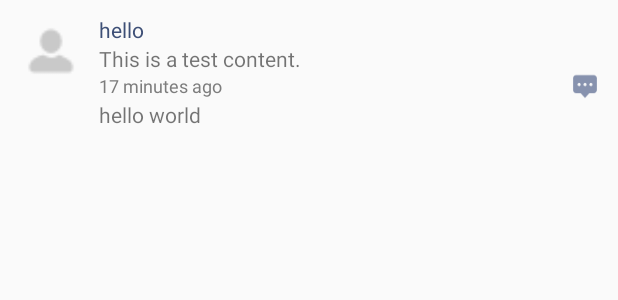
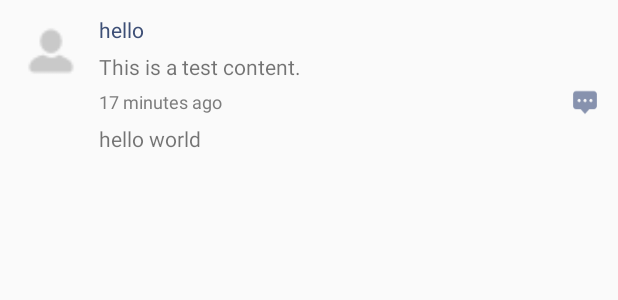
Before and after one commit to heyzqt/WeChatMoments, an Android app: the layout item_listview.xml on its own in the app's theme, with its tools: preview values and no code run, on a phone screen of 412 x 824 dp. Shown: the top 300 px of the screen. Run offline under Robolectric (Android 15) with nearby library versions, the light colour scheme and no system bars.

Commit message:
处理GridView嵌套listview只显示一行问题，添加9宫格图片加载时的显示图片

```diff
--- a/app/src/main/java/com/heyzqt/wechatmoments/adapter/MomentsAdapter.java
+++ b/app/src/main/java/com/heyzqt/wechatmoments/adapter/MomentsAdapter.java
@@ -8,7 +8,6 @@
 import android.view.View;
 import android.view.ViewGroup;
 import android.widget.BaseAdapter;
-import android.widget.GridView;
 import android.widget.ImageView;
 import android.widget.LinearLayout;
 import android.widget.TextView;
@@ -17,6 +16,7 @@
 import com.heyzqt.wechatmoments.R;
 import com.heyzqt.wechatmoments.bean.MomentBean;
 import com.heyzqt.wechatmoments.util.GlideApp;
+import com.heyzqt.wechatmoments.widget.MomentsGridView;
 
 import java.util.List;
 
@@ -117,7 +117,7 @@
 		TextView content;
 
 		@BindView(R.id.gridview)
-		GridView gridview;
+		MomentsGridView gridview;
 
 		@BindView(R.id.one_pic)
 		ImageView oneBigPicView;
--- a/app/src/main/res/drawable/temp_pic.xml
+++ b/app/src/main/res/drawable/temp_pic.xml
@@ -4,4 +4,8 @@
 
     <solid android:color="@color/temp_pic"/>
 
+    <size
+        android:width="100dp"
+        android:height="100dp"/>
+
 </shape>
--- a/app/src/main/res/layout/item_gridview.xml
+++ b/app/src/main/res/layout/item_gridview.xml
@@ -1,6 +1,6 @@
 <?xml version="1.0" encoding="utf-8"?>
 <ImageView xmlns:android="http://schemas.android.com/apk/res/android"
            android:id="@+id/image"
-           android:layout_width="@dimen/moment_pic_width"
+           android:layout_width="wrap_content"
            android:layout_height="@dimen/momnet_pic_height"
            android:scaleType="centerCrop"/>
--- a/app/src/main/res/layout/item_listview.xml
+++ b/app/src/main/res/layout/item_listview.xml
@@ -34,15 +34,18 @@
             android:id="@+id/content"
             android:layout_width="wrap_content"
             android:layout_height="wrap_content"
+            android:layout_marginTop="@dimen/moment_content_spacing"
             android:textSize="@dimen/font_normal"
             tools:text="This is a test content."/>
 
-        <GridView
+        <com.heyzqt.wechatmoments.widget.MomentsGridView
             android:id="@+id/gridview"
             android:layout_width="wrap_content"
             android:layout_height="wrap_content"
+            android:layout_marginTop="@dimen/moment_content_spacing"
             android:horizontalSpacing="@dimen/horizontalSpacing"
             android:numColumns="3"
+            android:scrollbars="none"
             android:verticalSpacing="@dimen/verticalSpacing"
             android:visibility="gone"/>
 
@@ -50,11 +53,13 @@
             android:id="@+id/one_pic"
             android:layout_width="wrap_content"
             android:layout_height="wrap_content"
+            android:layout_marginTop="@dimen/moment_content_spacing"
             android:visibility="gone"/>
 
         <RelativeLayout
             android:layout_width="match_parent"
-            android:layout_height="wrap_content">
+            android:layout_height="wrap_content"
+            android:layout_marginTop="@dimen/moment_content_spacing">
 
             <TextView
                 android:id="@+id/send_time"
@@ -75,6 +80,7 @@
         <LinearLayout
             android:layout_width="match_parent"
             android:layout_height="wrap_content"
+            android:layout_marginTop="@dimen/moment_content_spacing"
             android:orientation="vertical">
 
             <LinearLayout
--- a/app/src/main/res/values/dimens.xml
+++ b/app/src/main/res/values/dimens.xml
@@ -20,8 +20,9 @@
     <dimen name="user_avatar_width">100dp</dimen>
     <dimen name="user_avatar_height">100dp</dimen>
     <dimen name="moment_pic_width">100dp</dimen>
-    <dimen name="momnet_pic_height">100dp</dimen>
-    <dimen name="horizontalSpacing">2dp</dimen>
-    <dimen name="verticalSpacing">2dp</dimen>
+    <dimen name="momnet_pic_height">80dp</dimen>
+    <dimen name="horizontalSpacing">4dp</dimen>
+    <dimen name="verticalSpacing">4dp</dimen>
+    <dimen name="moment_content_spacing">5dp</dimen>
 
 </resources>
```
Also changed, not shown: app/src/main/java/com/heyzqt/wechatmoments/adapter/GridViewAdapter.java (+5 -5 lines), app/src/main/java/com/heyzqt/wechatmoments/widget/MomentsGridView.java (added, +31 -0 lines).
